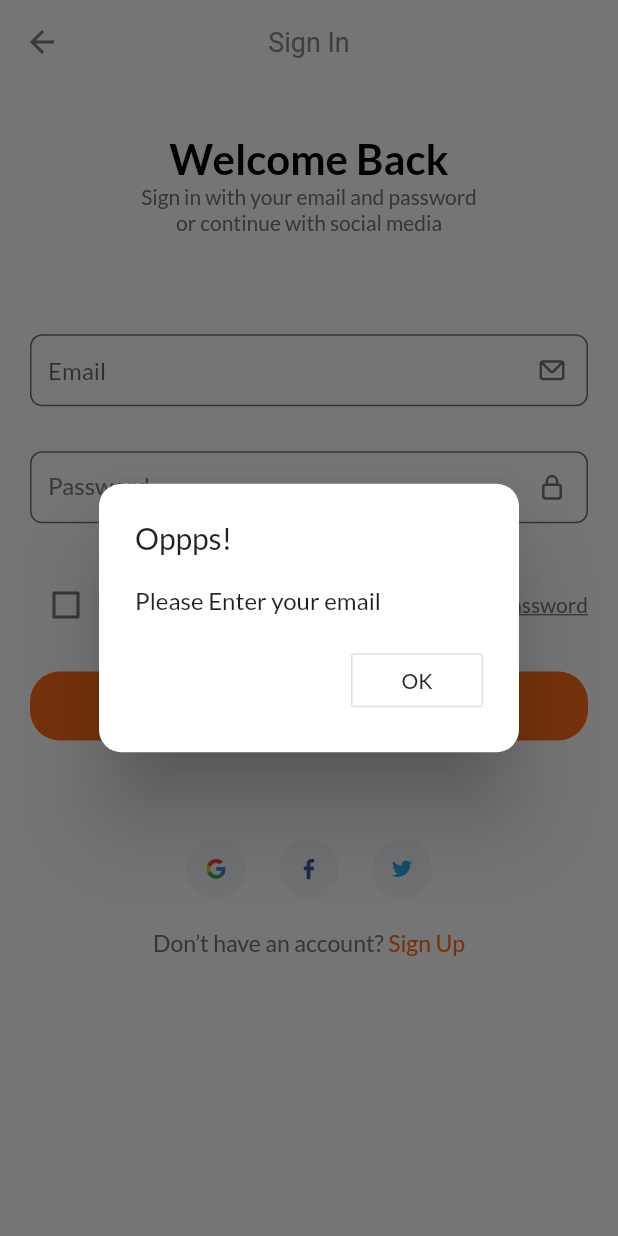
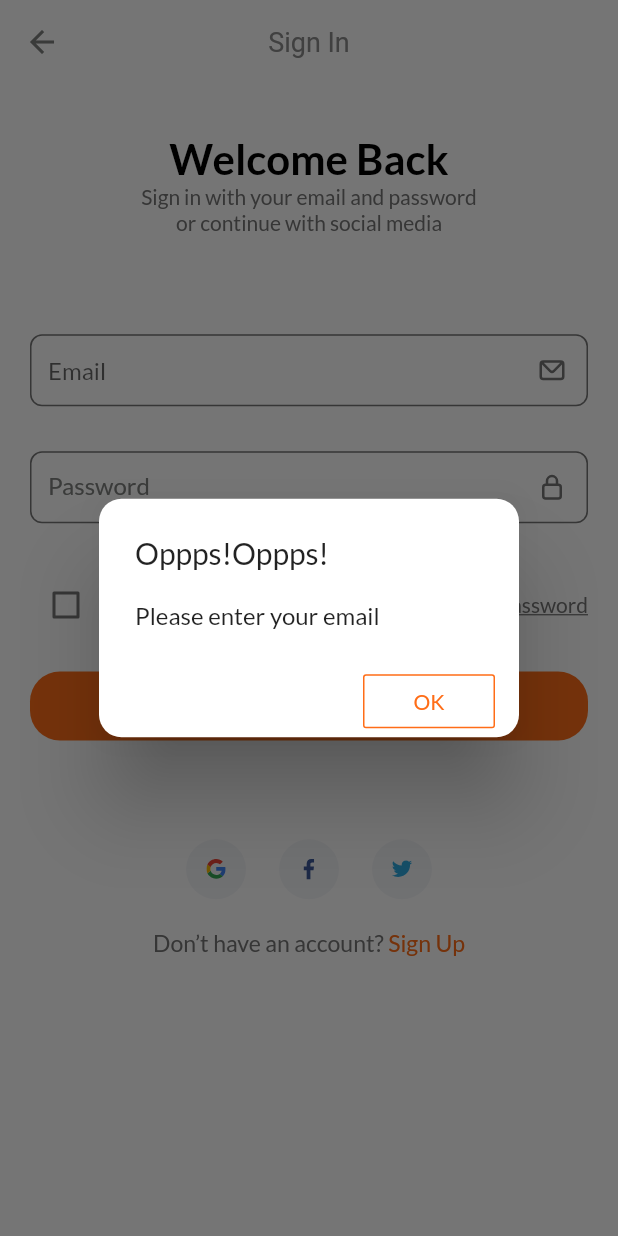
Before and after one commit to renankanu/app_kanu_delivery, a Flutter app: the SignInScreen screen opened by its route, after a tap on "Continue", on a phone screen of 412 x 824 dp. Run offline on Flutter 3.47's test engine with Material 2 defaults, Android fonts, the phone set to English and light mode, and no system bars; our stand-ins replace flutter_svg.

Commit message:
Refactor - changed the way to show errors, errors in email and password fields will be shown in a modal

```diff
--- a/lib/constants.dart
+++ b/lib/constants.dart
@@ -23,14 +23,14 @@ final headingStyle = TextStyle(
 // Form Error
 final RegExp emailValidatorRegExp =
     RegExp(r"^[a-zA-Z0-9.]+@[a-zA-Z0-9]+\.[a-zA-Z]+");
-const String kEmailNullError = "Please Enter your email";
-const String kInvalidEmailError = "Please Enter Valid Email";
+const String kEmailNullError = "Please enter your email";
+const String kInvalidEmailError = "Please enter valid email";
 const String kPassNullError = "Please Enter your password";
 const String kShortPassError = "Password is too short";
 const String kMatchPassError = "Passwords don't match";
 const String kNamelNullError = "Please Enter your name";
-const String kPhoneNumberNullError = "Please Enter your phone number";
-const String kAddressNullError = "Please Enter your address";
+const String kPhoneNumberNullError = "Please enter your phone number";
+const String kAddressNullError = "Please enter your address";
 
 final otpInputDecoration = InputDecoration(
   contentPadding:
--- a/lib/src/screen/sign_in/widget/sign_form.dart
+++ b/lib/src/screen/sign_in/widget/sign_form.dart
@@ -14,14 +14,7 @@ class _SignFormState extends State<SignForm> {
   final _formKey = GlobalKey<FormState>();
   TextEditingController _emailController = TextEditingController();
   TextEditingController _passwordController = TextEditingController();
-  String email;
-  String password;
   bool remember = false;
-  final List<String> errors = [];
-
-  void removeError() {
-    print(email);
-  }
 
   void callModal(BuildContext context, String message) {
     showDialog(
@@ -104,7 +97,6 @@ class _SignFormState extends State<SignForm> {
     return TextFormField(
       controller: _passwordController,
       obscureText: true,
-      onSaved: (newValue) => password = newValue,
       decoration: InputDecoration(
         labelText: "Password",
         suffixIcon: CustomSurffixIcon(svgIcon: "assets/icons/Lock.svg"),
@@ -116,7 +108,6 @@ class _SignFormState extends State<SignForm> {
     return TextFormField(
       controller: _emailController,
       keyboardType: TextInputType.emailAddress,
-      onSaved: (newValue) => email = newValue,
       decoration: InputDecoration(
         hintText: "Email",
         suffixIcon: CustomSurffixIcon(svgIcon: "assets/icons/Mail.svg"),
--- a/lib/src/widget/custom_modal.dart
+++ b/lib/src/widget/custom_modal.dart
@@ -17,28 +17,26 @@ class _CustomModalState extends State<CustomModal> {
     return AlertDialog(
       shape: RoundedRectangleBorder(
           borderRadius: BorderRadius.all(Radius.circular(15))),
-      title: Text('Oppps!'),
+      title: Row(
+        children: [Text('Oppps!'), Text('Oppps!')],
+      ),
+      actions: <Widget>[
+        OutlineButton(
+          textColor: kPumpkin,
+          borderSide: BorderSide(color: kPumpkin),
+          child: Text('OK'),
+          onPressed: () {
+            Navigator.pop(context);
+          },
+        ),
+      ],
+      actionsPadding: EdgeInsets.symmetric(horizontal: 16.0),
       content: Container(
         child: Column(
           crossAxisAlignment: CrossAxisAlignment.start,
           mainAxisSize: MainAxisSize.min,
           children: <Widget>[
             Text(widget.message),
-            SizedBox(
-              height: 20,
-            ),
-            Row(
-              mainAxisAlignment: MainAxisAlignment.end,
-              children: [
-                OutlineButton(
-                  splashColor: kPumpkin,
-                  child: Text('OK'),
-                  onPressed: () {
-                    Navigator.pop(context);
-                  },
-                ),
-              ],
-            )
           ],
         ),
       ),
```
